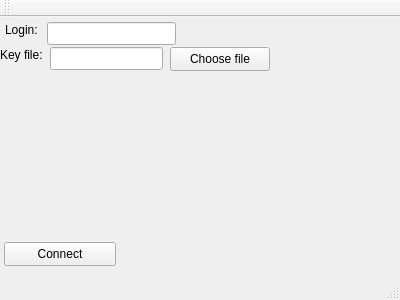
Above: mainwindow.ui from TuxPPTeam/TuxPPClient before the change. Below: the same form after it.
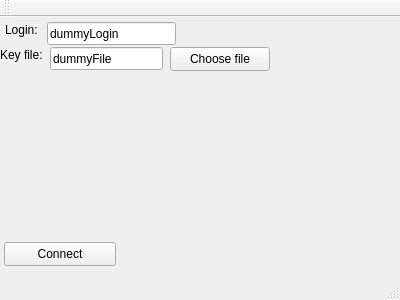
That is the form after the change.

The edit to the form file:
```diff
--- a/mainwindow.ui
+++ b/mainwindow.ui
@@ -58,6 +58,9 @@
       <verstretch>0</verstretch>
      </sizepolicy>
     </property>
+    <property name="text">
+     <string>dummyLogin</string>
+    </property>
    </widget>
    <widget class="QLabel" name="keyLabel">
     <property name="geometry">
@@ -81,6 +84,9 @@
       <height>23</height>
      </rect>
     </property>
+    <property name="text">
+     <string>dummyFile</string>
+    </property>
     <property name="readOnly">
      <bool>true</bool>
     </property>
```
